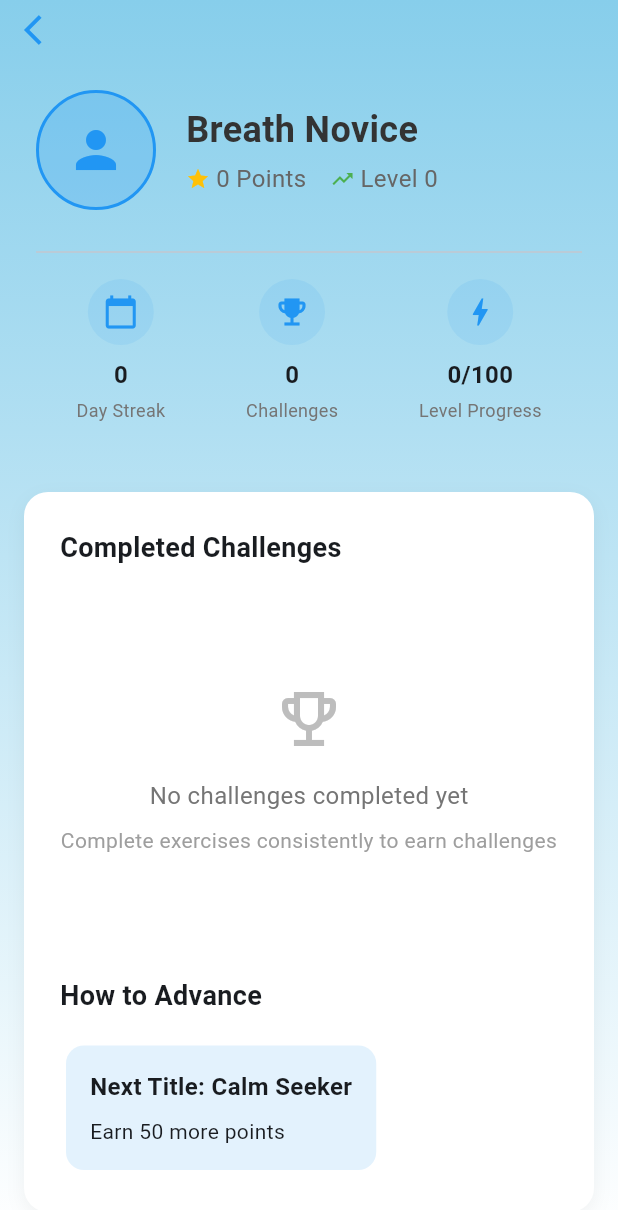
After one commit to hassandaemi/breathingapp, a Flutter app: the screen it shows after launch, after a tap on the "person" icon, on a phone screen of 412 x 824 dp. The commit adds this screen. Shown: the top 1210 px of the screen. Run offline on Flutter 3.47's test engine with Material 3 defaults, Android fonts, the phone set to English and light mode, and no system bars; our stand-ins replace shared_preferences, sqflite; accounts and stored records are empty.

Commit message:
add user profile and levels

```diff
--- a/lib/providers/app_state.dart
+++ b/lib/providers/app_state.dart
@@ -5,6 +5,20 @@ class AppState extends ChangeNotifier {
   int _points = 0;
   String _animationStyle = 'Circle'; // Default animation style
   bool _notificationsEnabled = true;
+  int _level = 0; // Current user level
+  int _dailyStreak = 0; // Track consecutive days
+  String _lastExerciseDate = ''; // Track last exercise date
+
+  // List of completed challenges
+  List<String> _completedChallenges = [];
+
+  // Challenge definitions
+  final Map<String, String> _challengeDescriptions = {
+    'streak_7': '7-Day Streak',
+    'streak_30': '30-Day Streak',
+    'all_styles': 'Animation Master',
+    'all_exercises': 'Exercise Explorer',
+  };
 
   // Available animation styles and their point thresholds
   final Map<String, int> _animationStyles = {
@@ -22,6 +36,11 @@ class AppState extends ChangeNotifier {
 
   // Getter methods
   int get points => _points;
+  int get level => _level;
+  int get dailyStreak => _dailyStreak;
+  String get lastExerciseDate => _lastExerciseDate;
+  List<String> get completedChallenges => _completedChallenges;
+  Map<String, String> get challengeDescriptions => _challengeDescriptions;
   String get animationStyle => _animationStyle;
   bool get notificationsEnabled => _notificationsEnabled;
   Map<String, int> get animationStyles => _animationStyles;
@@ -37,11 +56,17 @@ class AppState extends ChangeNotifier {
     int previousPoints = _points;
     _points += value;
 
+    // Update level when points change
+    _updateLevel();
+
     // Check if we crossed the Linear threshold
     if (previousPoints < 50 &&
         _points >= 50 &&
         !_unlockedAnimations['Linear']!) {
       _unlockedAnimations['Linear'] = true;
+
+      // Check if all styles are unlocked for animation master challenge
+      _checkAnimationMasterChallenge();
     }
 
     // Check if we crossed the Square threshold
@@ -49,10 +74,105 @@ class AppState extends ChangeNotifier {
         _points >= 100 &&
         !_unlockedAnimations['Square']!) {
       _unlockedAnimations['Square'] = true;
+
+      // Check if all styles are unlocked for animation master challenge
+      _checkAnimationMasterChallenge();
     }
 
     _saveToPrefs();
     notifyListeners();
+  }
+
+  // Update level based on points (1 level per 100 points)
+  void _updateLevel() {
+    int newLevel = _points ~/ 100;
+    if (newLevel != _level) {
+      _level = newLevel;
+    }
+  }
+
+  // Get user title based on points and challenges
+  String getUserTitle() {
+    if (_points >= 200 && _completedChallenges.length >= 2) {
+      return "Breath Legend";
+    } else if (_points >= 100 && _completedChallenges.isNotEmpty) {
+      return "Breath Master";
+    } else if (_points >= 50) {
+      return "Calm Seeker";
+    } else {
+      return "Breath Novice";
+    }
+  }
+
+  // Update daily streak when exercise is completed
+  void updateDailyStreak() {
+    final today =
+        DateTime.now().toIso8601String().split('T')[0]; // Just get YYYY-MM-DD
+
+    if (_lastExerciseDate.isEmpty) {
+      // First exercise ever
+      _dailyStreak = 1;
+    } else if (_lastExerciseDate == today) {
+      // Already did an exercise today, don't increment streak
+      return;
+    } else {
+      final lastDate = DateTime.parse(_lastExerciseDate);
+      final currentDate = DateTime.parse(today);
+      final difference = currentDate.difference(lastDate).inDays;
+
+      if (difference == 1) {
+        // Consecutive day
+        _dailyStreak++;
+
+        // Check streak challenges
+        if (_dailyStreak == 7 && !_completedChallenges.contains('streak_7')) {
+          _completedChallenges.add('streak_7');
+        }
+        if (_dailyStreak == 30 && !_completedChallenges.contains('streak_30')) {
+          _completedChallenges.add('streak_30');
+        }
+      } else if (difference > 1) {
+        // Streak broken
+        _dailyStreak = 1;
+      }
+    }
+
+    _lastExerciseDate = today;
+    _saveToPrefs();
+    notifyListeners();
+  }
+
+  // Check if all exercises have been completed
+  Future<void> checkAllExercisesChallenge(String exerciseTitle) async {
+    // Set to track unique completed exercises
+    final prefs = await SharedPreferences.getInstance();
+    Set<String> completedExercises =
+        Set<String>.from(prefs.getStringList('completedExerciseTypes') ?? []);
+
+    // Add current exercise to set
+    completedExercises.add(exerciseTitle);
+
+    // Save updated set to preferences
+    await prefs.setStringList(
+        'completedExerciseTypes', completedExercises.toList());
+
+    // If all three exercise types have been completed, add the challenge
+    if (completedExercises.length >= 3 &&
+        !_completedChallenges.contains('all_exercises')) {
+      _completedChallenges.add('all_exercises');
+      _saveToPrefs();
+      notifyListeners();
+    }
+  }
+
+  // Check if all animation styles have been unlocked
+  void _checkAnimationMasterChallenge() {
+    if (_unlockedAnimations['Circle']! &&
+        _unlockedAnimations['Linear']! &&
+        _unlockedAnimations['Square']! &&
+        !_completedChallenges.contains('all_styles')) {
+      _completedChallenges.add('all_styles');
+    }
   }
 
   // Check if a style is available based on points
@@ -94,6 +214,10 @@ class AppState extends ChangeNotifier {
     _points = prefs.getInt('points') ?? 0;
     _animationStyle = prefs.getString('animationStyle') ?? 'Circle';
     _notificationsEnabled = prefs.getBool('notificationsEnabled') ?? true;
+    _level = prefs.getInt('level') ?? 0;
+    _dailyStreak = prefs.getInt('dailyStreak') ?? 0;
+    _lastExerciseDate = prefs.getString('lastExerciseDate') ?? '';
+    _completedChallenges = prefs.getStringList('completedChallenges') ?? [];
 
     // Load unlocked animation styles
     _unlockedAnimations['Linear'] = prefs.getBool('unlockedLinear') ?? false;
@@ -104,6 +228,9 @@ class AppState extends ChangeNotifier {
       _animationStyle = 'Circle';
     }
 
+    // Make sure level is in sync with points
+    _updateLevel();
+
     notifyListeners();
   }
 
@@ -113,6 +240,10 @@ class AppState extends ChangeNotifier {
     await prefs.setInt('points', _points);
     await prefs.setString('animationStyle', _animationStyle);
     await prefs.setBool('notificationsEnabled', _notificationsEnabled);
+    await prefs.setInt('level', _level);
+    await prefs.setInt('dailyStreak', _dailyStreak);
+    await prefs.setString('lastExerciseDate', _lastExerciseDate);
+    await prefs.setStringList('completedChallenges', _completedChallenges);
 
     // Save unlocked animation styles
     await prefs.setBool('unlockedLinear', _unlockedAnimations['Linear']!);
--- a/lib/screens/home_screen.dart
+++ b/lib/screens/home_screen.dart
@@ -7,6 +7,7 @@ import '../widgets/exercise_card.dart';
 import '../widgets/points_badge.dart';
 import 'breathing_screen.dart';
 import 'settings_screen.dart';
+import 'profile_screen.dart';
 
 class HomeScreen extends StatelessWidget {
   const HomeScreen({super.key});
@@ -107,7 +108,49 @@ class HomeScreen extends StatelessWidget {
       child: Row(
         mainAxisAlignment: MainAxisAlignment.spaceBetween,
         children: [
-          PointsBadge(points: appState.points),
+          Row(
+            children: [
+              // Profile button
+              Padding(
+                padding: const EdgeInsets.symmetric(horizontal: 8),
+                child: IconButton(
+                  icon: const Icon(Icons.person),
+                  onPressed: () {
+                    Navigator.push(
+                      context,
+                      PageRouteBuilder(
+                        pageBuilder: (context, animation, secondaryAnimation) =>
+                            const ProfileScreen(),
+                        transitionsBuilder:
+                            (context, animation, secondaryAnimation, child) {
+                          // Smooth 200ms transition
+                          const begin = Offset(1.0, 0.0);
+                          const end = Offset.zero;
+                          const curve = Curves.easeInOut;
+
+                          var tween = Tween(begin: begin, end: end)
+                              .chain(CurveTween(curve: curve));
+                          var offsetAnimation = animation.drive(tween);
+
+                          return SlideTransition(
+                            position: offsetAnimation,
+                            child: child,
+                          );
+                        },
+                        transitionDuration: const Duration(milliseconds: 200),
+                      ),
+                    );
+                  },
+                  splashRadius: 24,
+                  tooltip: 'View Profile',
+                  color: AppTheme.primaryColor,
+                ),
+              ),
+              // Points display
+              PointsBadge(points: appState.points),
+            ],
+          ),
+          // Settings button
           IconButton(
             icon: const Icon(Icons.settings),
             onPressed: () {
--- /dev/null
+++ b/lib/screens/profile_screen.dart
@@ -0,0 +1,396 @@
+import 'package:flutter/material.dart';
+import 'package:provider/provider.dart';
+import '../providers/app_state.dart';
+import '../theme/app_theme.dart';
+
+class ProfileScreen extends StatelessWidget {
+  const ProfileScreen({super.key});
+
+  @override
+  Widget build(BuildContext context) {
+    final appState = Provider.of<AppState>(context);
+    final userTitle = appState.getUserTitle();
+
+    return Scaffold(
+      body: Container(
+        decoration: const BoxDecoration(
+          gradient: LinearGradient(
+            begin: Alignment.topCenter,
+            end: Alignment.bottomCenter,
+            colors: [Color(0xFF87CEEB), Colors.white],
+          ),
+        ),
+        child: SafeArea(
+          child: Column(
+            crossAxisAlignment: CrossAxisAlignment.start,
+            children: [
+              _buildAppBar(context),
+              const SizedBox(height: 20),
+              _buildUserHeader(context, userTitle, appState),
+              const SizedBox(height: 30),
+              Expanded(
+                child: _buildUserStats(context, appState),
+              ),
+            ],
+          ),
+        ),
+      ),
+    );
+  }
+
+  Widget _buildAppBar(BuildContext context) {
+    return Padding(
+      padding: const EdgeInsets.symmetric(horizontal: 8),
+      child: Material(
+        color: Colors.transparent,
+        child: InkWell(
+          borderRadius: BorderRadius.circular(24),
+          onTap: () => Navigator.pop(context),
+          child: Ink(
+            child: const Padding(
+              padding: EdgeInsets.all(8.0),
+              child: Icon(
+                Icons.arrow_back_ios,
+                color: AppTheme.primaryColor,
+              ),
+            ),
+          ),
+        ),
+      ),
+    );
+  }
+
+  Widget _buildUserHeader(
+      BuildContext context, String userTitle, AppState appState) {
+    return Padding(
+      padding: const EdgeInsets.symmetric(horizontal: 24),
+      child: Column(
+        crossAxisAlignment: CrossAxisAlignment.start,
+        children: [
+          Row(
+            children: [
+              Container(
+                width: 80,
+                height: 80,
+                decoration: BoxDecoration(
+                  color: AppTheme.primaryColor.withAlpha((0.2 * 255).toInt()),
+                  shape: BoxShape.circle,
+                  border: Border.all(
+                    color: AppTheme.primaryColor,
+                    width: 2,
+                  ),
+                ),
+                child: Icon(
+                  Icons.person,
+                  size: 40,
+                  color: AppTheme.primaryColor,
+                ),
+              ),
+              const SizedBox(width: 20),
+              Expanded(
+                child: Column(
+                  crossAxisAlignment: CrossAxisAlignment.start,
+                  children: [
+                    Text(
+                      userTitle,
+                      style: const TextStyle(
+                        fontSize: 24,
+                        fontWeight: FontWeight.bold,
+                        color: AppTheme.textColor,
+                      ),
+                    ),
+                    const SizedBox(height: 4),
+                    Row(
+                      children: [
+                        const Icon(
+                          Icons.star,
+                          color: Colors.amber,
+                          size: 16,
+                        ),
+                        const SizedBox(width: 4),
+                        Text(
+                          '${appState.points} Points',
+                          style: const TextStyle(
+                            fontSize: 16,
+                            color: AppTheme.lightTextColor,
+                          ),
+                        ),
+                        const SizedBox(width: 16),
+                        const Icon(
+                          Icons.trending_up,
+                          color: Colors.green,
+                          size: 16,
+                        ),
+                        const SizedBox(width: 4),
+                        Text(
+                          'Level ${appState.level}',
+                          style: const TextStyle(
+                            fontSize: 16,
+                            color: AppTheme.lightTextColor,
+                          ),
+                        ),
+                      ],
+                    ),
+                  ],
+                ),
+              ),
+            ],
+          ),
+          const SizedBox(height: 20),
+          const Divider(thickness: 1),
+          const SizedBox(height: 10),
+          Row(
+            mainAxisAlignment: MainAxisAlignment.spaceAround,
+            children: [
+              _buildStatItem(context, appState.dailyStreak.toString(),
+                  'Day Streak', Icons.calendar_today),
+              _buildStatItem(
+                  context,
+                  appState.completedChallenges.length.toString(),
+                  'Challenges',
+                  Icons.emoji_events),
+              _buildStatItem(context, '${appState.level * 100}/100',
+                  'Level Progress', Icons.bolt),
+            ],
+          ),
+        ],
+      ),
+    );
+  }
+
+  Widget _buildStatItem(
+      BuildContext context, String value, String label, IconData icon) {
+    return Column(
+      children: [
+        Container(
+          padding: const EdgeInsets.all(10),
+          decoration: BoxDecoration(
+            color: AppTheme.primaryColor.withAlpha((0.1 * 255).toInt()),
+            shape: BoxShape.circle,
+          ),
+          child: Icon(
+            icon,
+            color: AppTheme.primaryColor,
+            size: 24,
+          ),
+        ),
+        const SizedBox(height: 8),
+        Text(
+          value,
+          style: const TextStyle(
+            fontWeight: FontWeight.bold,
+            fontSize: 16,
+          ),
+        ),
+        const SizedBox(height: 4),
+        Text(
+          label,
+          style: TextStyle(
+            color: Colors.grey[600],
+            fontSize: 12,
+          ),
+        ),
+      ],
+    );
+  }
+
+  Widget _buildUserStats(BuildContext context, AppState appState) {
+    return Container(
+      padding: const EdgeInsets.all(24),
+      margin: const EdgeInsets.all(16),
+      decoration: BoxDecoration(
+        color: Colors.white,
+        borderRadius: BorderRadius.circular(16),
+        boxShadow: [
+          BoxShadow(
+            color: Colors.black.withAlpha(13),
+            blurRadius: 10,
+            offset: const Offset(0, 4),
+          ),
+        ],
+      ),
+      child: Column(
+        crossAxisAlignment: CrossAxisAlignment.start,
+        children: [
+          const Text(
+            'Completed Challenges',
+            style: TextStyle(
+              fontSize: 18,
+              fontWeight: FontWeight.bold,
+            ),
+          ),
+          const SizedBox(height: 16),
+          Expanded(
+            child: appState.completedChallenges.isEmpty
+                ? _buildEmptyChallengeState()
+                : ListView.builder(
+                    itemCount: appState.completedChallenges.length,
+                    itemBuilder: (context, index) {
+                      final challengeId = appState.completedChallenges[index];
+                      final challengeName =
+                          appState.challengeDescriptions[challengeId] ??
+                              'Unknown Challenge';
+                      return _buildChallengeItem(context, challengeName,
+                          _getChallengeIcon(challengeId));
+                    },
+                  ),
+          ),
+          const SizedBox(height: 20),
+          const Text(
+            'How to Advance',
+            style: TextStyle(
+              fontSize: 18,
+              fontWeight: FontWeight.bold,
+            ),
+          ),
+          const SizedBox(height: 16),
+          _buildAdvancementTip(context, appState),
+        ],
+      ),
+    );
+  }
+
+  Widget _buildEmptyChallengeState() {
+    return Center(
+      child: Column(
+        mainAxisAlignment: MainAxisAlignment.center,
+        children: [
+          Icon(
+            Icons.emoji_events_outlined,
+            size: 48,
+            color: Colors.grey[400],
+          ),
+          const SizedBox(height: 16),
+          Text(
+            'No challenges completed yet',
+            style: TextStyle(
+              color: Colors.grey[600],
+              fontSize: 16,
+            ),
+          ),
+          const SizedBox(height: 8),
+          Text(
+            'Complete exercises consistently to earn challenges',
+            textAlign: TextAlign.center,
+            style: TextStyle(
+              color: Colors.grey[500],
+              fontSize: 14,
+            ),
+          ),
+        ],
+      ),
+    );
+  }
+
+  Widget _buildChallengeItem(BuildContext context, String name, IconData icon) {
+    return Padding(
+      padding: const EdgeInsets.symmetric(vertical: 8),
+      child: Row(
+        children: [
+          Container(
+            padding: const EdgeInsets.all(10),
+            decoration: BoxDecoration(
+              color: AppTheme.primaryColor.withAlpha((0.1 * 255).toInt()),
+              borderRadius: BorderRadius.circular(10),
+            ),
+            child: Icon(
+              icon,
+              color: AppTheme.primaryColor,
+              size: 24,
+            ),
+          ),
+          const SizedBox(width: 16),
+          Text(
+            name,
+            style: const TextStyle(
+              fontSize: 16,
+              fontWeight: FontWeight.w500,
+            ),
+          ),
+          const Spacer(),
+          const Icon(
+            Icons.check_circle,
+            color: Colors.green,
+            size: 20,
+          ),
+        ],
+      ),
+    );
+  }
+
+  Widget _buildAdvancementTip(BuildContext context, AppState appState) {
+    String nextTitle;
+    String requirement;
+
+    if (appState.points < 50) {
+      nextTitle = "Calm Seeker";
+      requirement = "Earn ${50 - appState.points} more points";
+    } else if (appState.points < 100 || appState.completedChallenges.isEmpty) {
+      nextTitle = "Breath Master";
+      if (appState.points < 100) {
+        requirement =
+            "Earn ${100 - appState.points} more points and complete 1 challenge";
+      } else {
+        requirement = "Complete at least 1 challenge";
+      }
+    } else if (appState.points < 200 ||
+        appState.completedChallenges.length < 2) {
+      nextTitle = "Breath Legend";
+      if (appState.points < 200) {
+        requirement =
+            "Earn ${200 - appState.points} more points and complete ${2 - appState.completedChallenges.length} more challenge(s)";
+      } else {
+        requirement =
+            "Complete ${2 - appState.completedChallenges.length} more challenge(s)";
+      }
+    } else {
+      nextTitle = "Breath Legend";
+      requirement = "You've reached the highest title!";
+    }
+
+    return Card(
+      elevation: 0,
+      color: Colors.blue[50],
+      shape: RoundedRectangleBorder(
+        borderRadius: BorderRadius.circular(12),
+      ),
+      child: Padding(
+        padding: const EdgeInsets.all(16),
+        child: Column(
+          crossAxisAlignment: CrossAxisAlignment.start,
+          children: [
+            Text(
+              'Next Title: $nextTitle',
+              style: const TextStyle(
+                fontWeight: FontWeight.bold,
+                fontSize: 16,
+              ),
+            ),
+            const SizedBox(height: 8),
+            Text(
+              requirement,
+              style: const TextStyle(
+                fontSize: 14,
+              ),
+            ),
+          ],
+        ),
+      ),
+    );
+  }
+
+  IconData _getChallengeIcon(String challengeId) {
+    switch (challengeId) {
+      case 'streak_7':
+        return Icons.date_range;
+      case 'streak_30':
+        return Icons.calendar_month;
+      case 'all_styles':
+        return Icons.animation;
+      case 'all_exercises':
+        return Icons.fitness_center;
+      default:
+        return Icons.emoji_events;
+    }
+  }
+}
```
Also changed, not shown: lib/screens/breathing_screen.dart (+105 -2 lines).
